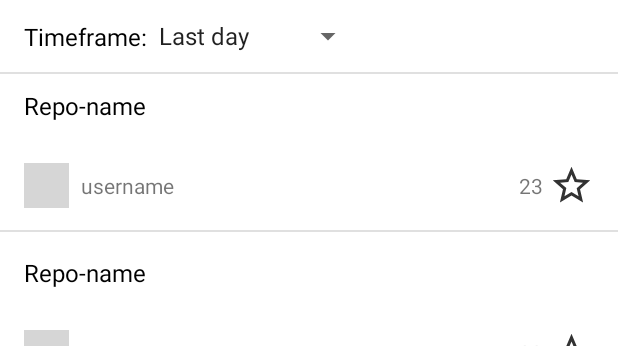
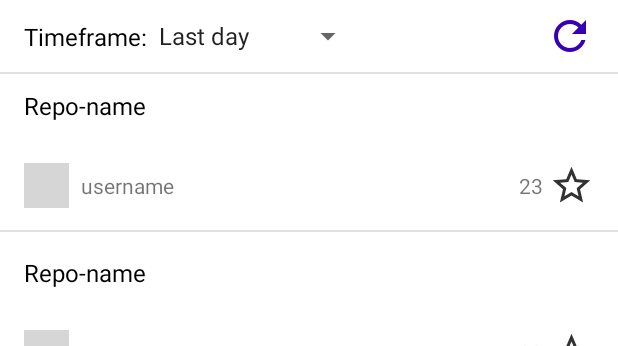
Before and after one commit to anush2593/Trending-Repositories, an Android app: the layout fragment_trending_repositories.xml on its own in the app's theme, with its tools: preview values and no code run, on a phone screen of 412 x 824 dp, the part 84-430 px from its top. Run offline under Robolectric (Android 15) with nearby library versions, the phone set to English and light mode, and no system bars; grey boxes are pictures that could not be loaded.

Commit message:
Added internet connection missing case Added refresh button

```diff
--- a/app/src/main/AndroidManifest.xml
+++ b/app/src/main/AndroidManifest.xml
@@ -2,6 +2,7 @@
 <manifest xmlns:android="http://schemas.android.com/apk/res/android"
     xmlns:tools="http://schemas.android.com/tools">
 
+    <uses-permission android:name="android.permission.ACCESS_NETWORK_STATE" />
     <uses-permission android:name="android.permission.INTERNET"/>
 
     <application
--- /dev/null
+++ b/app/src/main/res/drawable/ic_refresh.xml
@@ -0,0 +1,5 @@
+<vector android:height="24dp" android:tint="@color/design_default_color_primary_dark"
+    android:viewportHeight="24" android:viewportWidth="24"
+    android:width="24dp" xmlns:android="http://schemas.android.com/apk/res/android">
+    <path android:fillColor="@android:color/white" android:pathData="M17.65,6.35C16.2,4.9 14.21,4 12,4c-4.42,0 -7.99,3.58 -7.99,8s3.57,8 7.99,8c3.73,0 6.84,-2.55 7.73,-6h-2.08c-0.82,2.33 -3.04,4 -5.65,4 -3.31,0 -6,-2.69 -6,-6s2.69,-6 6,-6c1.66,0 3.14,0.69 4.22,1.78L13,11h7V4l-2.35,2.35z"/>
+</vector>
--- a/app/src/main/res/layout/fragment_trending_repositories.xml
+++ b/app/src/main/res/layout/fragment_trending_repositories.xml
@@ -86,14 +86,32 @@
 
     <TextView
         android:id="@+id/tv_error_message"
-        android:layout_width="wrap_content"
+        android:layout_width="0dp"
         android:layout_height="wrap_content"
-        android:textSize="24sp"
+        android:layout_marginStart="24dp"
+        android:layout_marginEnd="24dp"
+        android:textAlignment="center"
+        android:textSize="20sp"
         android:visibility="gone"
         app:layout_constraintBottom_toBottomOf="parent"
         app:layout_constraintEnd_toEndOf="parent"
         app:layout_constraintStart_toStartOf="parent"
         app:layout_constraintTop_toBottomOf="@+id/divider"
-        tools:text="Error message" />
+        tools:text="Error message"
+        tools:visibility="gone" />
+
+    <ImageView
+        android:id="@+id/iv_refresh"
+        android:layout_width="32dp"
+        android:layout_height="32dp"
+        android:contentDescription="@string/refresh"
+        android:layout_marginEnd="16dp"
+        android:background="?attr/selectableItemBackgroundBorderless"
+        android:clickable="true"
+        android:focusable="true"
+        android:src="@drawable/ic_refresh"
+        app:layout_constraintBottom_toTopOf="@+id/divider"
+        app:layout_constraintEnd_toEndOf="parent"
+        app:layout_constraintTop_toBottomOf="@+id/toolbar" />
 
 </androidx.constraintlayout.widget.ConstraintLayout>
--- a/app/src/main/res/values/strings.xml
+++ b/app/src/main/res/values/strings.xml
@@ -3,6 +3,7 @@
     <string name="timeframe">Timeframe:</string>
     <string name="star">star</string>
     <string name="no_data">No Data</string>
+    <string name="refresh">refresh</string>
     <string-array name="array_timeframe">
         <item>Last day</item>
         <item>Last week</item>
```
Also changed, not shown: app/src/main/java/com/anush/trendingrepositories/data/remote/InternetConnectionInterceptor.java (added, +40 -0 lines), app/src/main/java/com/anush/trendingrepositories/data/remote/NoInternetConnectionException.java (added, +12 -0 lines), app/src/main/java/com/anush/trendingrepositories/di/NetworkModule.java (+13 -1 lines), app/src/main/java/com/anush/trendingrepositories/ui/trendingrepositories/TrendingRepositoriesFragment.java (+14 -0 lines), app/src/main/java/com/anush/trendingrepositories/ui/trendingrepositories/TrendingRepositoriesViewModel.java (+18 -0 lines).
